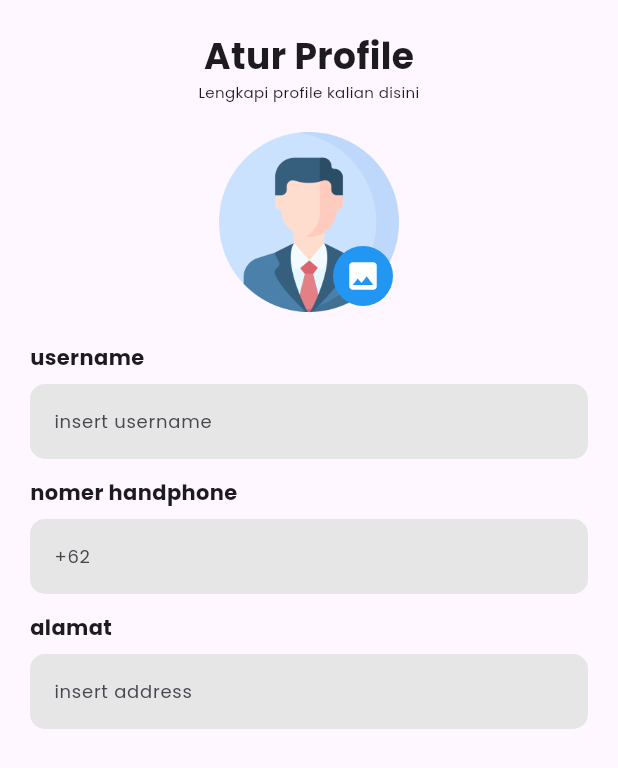
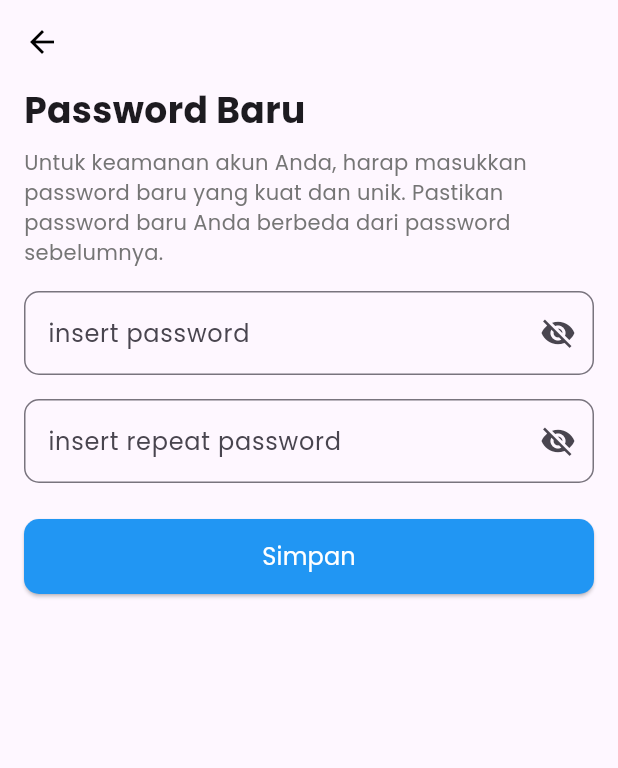
Before and after one commit to NeoCode29/Project-Kasir-Pintar-Mobile, a Flutter app: the screen it shows after launch, on a phone screen of 412 x 824 dp. Shown: the top 768 px of the screen. Run offline on Flutter 3.47's test engine with Material 3 defaults, Android fonts, the phone set to English and light mode, and no system bars.

Commit message:
feat : add halaman password baru and halaman lupa password

```diff
--- a/lib/main.dart
+++ b/lib/main.dart
@@ -1,5 +1,7 @@
 import "package:flutter/material.dart";
+import "package:kasir_pintar/pages/halamanForgotPassword.dart";
 import "package:kasir_pintar/pages/halamanGantiProfile.dart";
+import "package:kasir_pintar/pages/halamanPasswordBaru.dart";
 import "package:kasir_pintar/pages/halamanRegister.dart";
 
 void main() {
@@ -17,15 +19,17 @@ class myApp extends StatelessWidget {
       routes: {
         "halaman cover": (BuildContext context) => HalamanCover(),
         "halaman register": (context) => HalamanRegister(),
-        "halaman ganti password": (context) => HalamanGantiProfile()
+        "halaman ganti password": (context) => HalamanGantiProfile(),
+        "halaman lupa password": (context) => HalamanForgotPassword(),
+        "halaman password baru": (context) => HalamanNewPassword()
       },
-      home: HalamanGantiProfile(),
+      home: HalamanNewPassword(),
     );
   }
 }
 
 class HalamanCover extends StatelessWidget {
-  const HalamanCover({super.key});
+  HalamanCover({super.key});
 
   @override
   Widget build(BuildContext context) {
--- /dev/null
+++ b/lib/pages/halamanPasswordBaru.dart
@@ -0,0 +1,113 @@
+import 'package:flutter/material.dart';
+
+class HalamanNewPassword extends StatefulWidget {
+  @override
+  _HalamanNewPassword createState() => _HalamanNewPassword();
+}
+
+class _HalamanNewPassword extends State<HalamanNewPassword> {
+  final TextEditingController passwordController = TextEditingController();
+  final TextEditingController repeatPasswordController =
+      TextEditingController();
+
+  bool _isPasswordVisible = false;
+  bool _isRepeatPasswordVisible = false;
+
+  @override
+  Widget build(BuildContext context) {
+    return Scaffold(
+      appBar: AppBar(
+        leading: IconButton(
+          icon: Icon(Icons.arrow_back, color: Colors.black),
+          onPressed: () {
+            Navigator.pop(context);
+          },
+        ),
+        backgroundColor: Colors.transparent,
+        elevation: 0,
+      ),
+      body: Padding(
+        padding: const EdgeInsets.symmetric(horizontal: 16.0),
+        child: Column(
+          crossAxisAlignment: CrossAxisAlignment.start,
+          children: [
+            Text(
+              'Password Baru',
+              style: TextStyle(fontSize: 24, fontWeight: FontWeight.bold),
+            ),
+            SizedBox(height: 8),
+            Text(
+              'Untuk keamanan akun Anda, harap masukkan password baru yang kuat dan unik. Pastikan password baru Anda berbeda dari password sebelumnya.',
+              style: TextStyle(fontSize: 14, color: Colors.grey[600]),
+            ),
+            SizedBox(height: 16),
+            TextField(
+              controller: passwordController,
+              obscureText: !_isPasswordVisible,
+              decoration: InputDecoration(
+                hintText: 'insert password',
+                border: OutlineInputBorder(
+                  borderRadius: BorderRadius.circular(10),
+                ),
+                suffixIcon: IconButton(
+                  icon: Icon(
+                    _isPasswordVisible
+                        ? Icons.visibility
+                        : Icons.visibility_off,
+                  ),
+                  onPressed: () {
+                    setState(() {
+                      _isPasswordVisible = !_isPasswordVisible;
+                    });
+                  },
+                ),
+              ),
+            ),
+            SizedBox(height: 16),
+            TextField(
+              controller: repeatPasswordController,
+              obscureText: !_isRepeatPasswordVisible,
+              decoration: InputDecoration(
+                hintText: 'insert repeat password',
+                border: OutlineInputBorder(
+                  borderRadius: BorderRadius.circular(10),
+                ),
+                suffixIcon: IconButton(
+                  icon: Icon(
+                    _isRepeatPasswordVisible
+                        ? Icons.visibility
+                        : Icons.visibility_off,
+                  ),
+                  onPressed: () {
+                    setState(() {
+                      _isRepeatPasswordVisible = !_isRepeatPasswordVisible;
+                    });
+                  },
+                ),
+              ),
+            ),
+            SizedBox(height: 24),
+            ElevatedButton(
+              onPressed: () {
+                // Action to save new password
+              },
+              child: Text(
+                'Simpan',
+                style: TextStyle(
+                    fontSize: 16,
+                    color: Colors.white), // Teks tombol menjadi putih
+              ),
+              style: ElevatedButton.styleFrom(
+                minimumSize: Size(double.infinity, 50),
+                backgroundColor: Colors.blue,
+                shape: RoundedRectangleBorder(
+                  borderRadius: BorderRadius.circular(10),
+                ),
+              ),
+            ),
+          ],
+        ),
+      ),
+    );
+  }
+}
```
Also changed, not shown: lib/pages/halamanForgotPassword.dart (added, +61 -0 lines).
